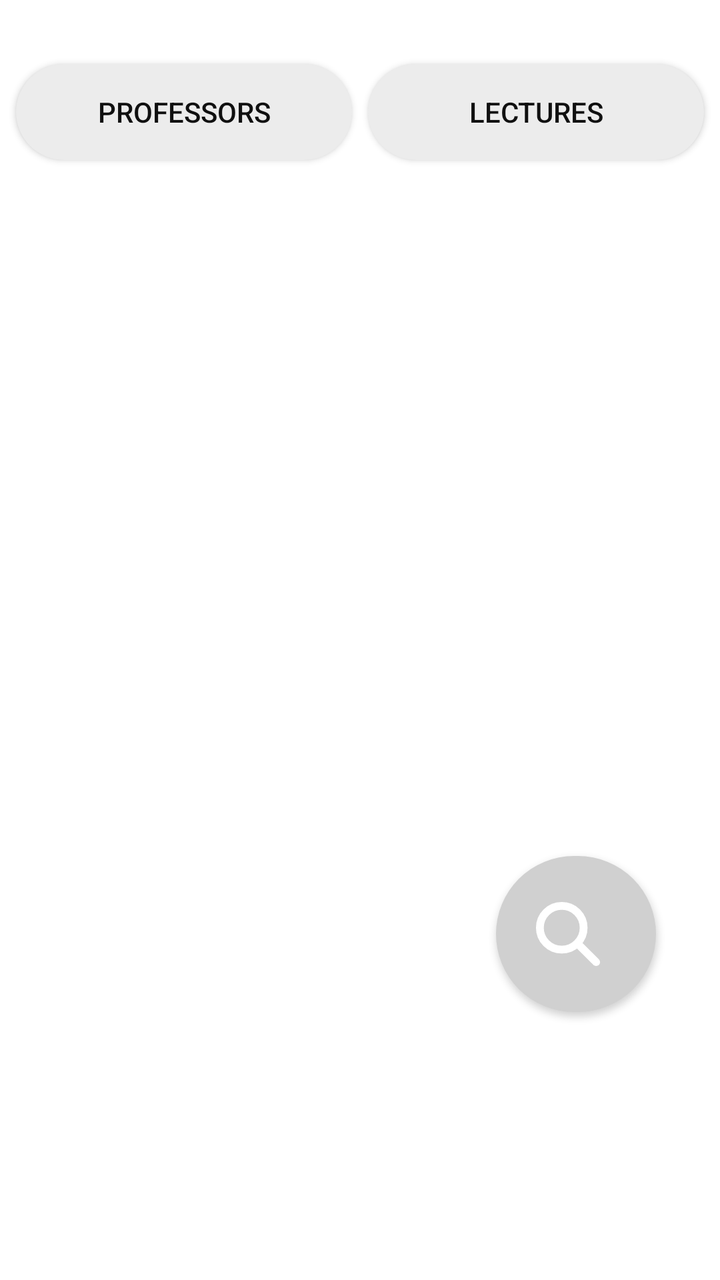
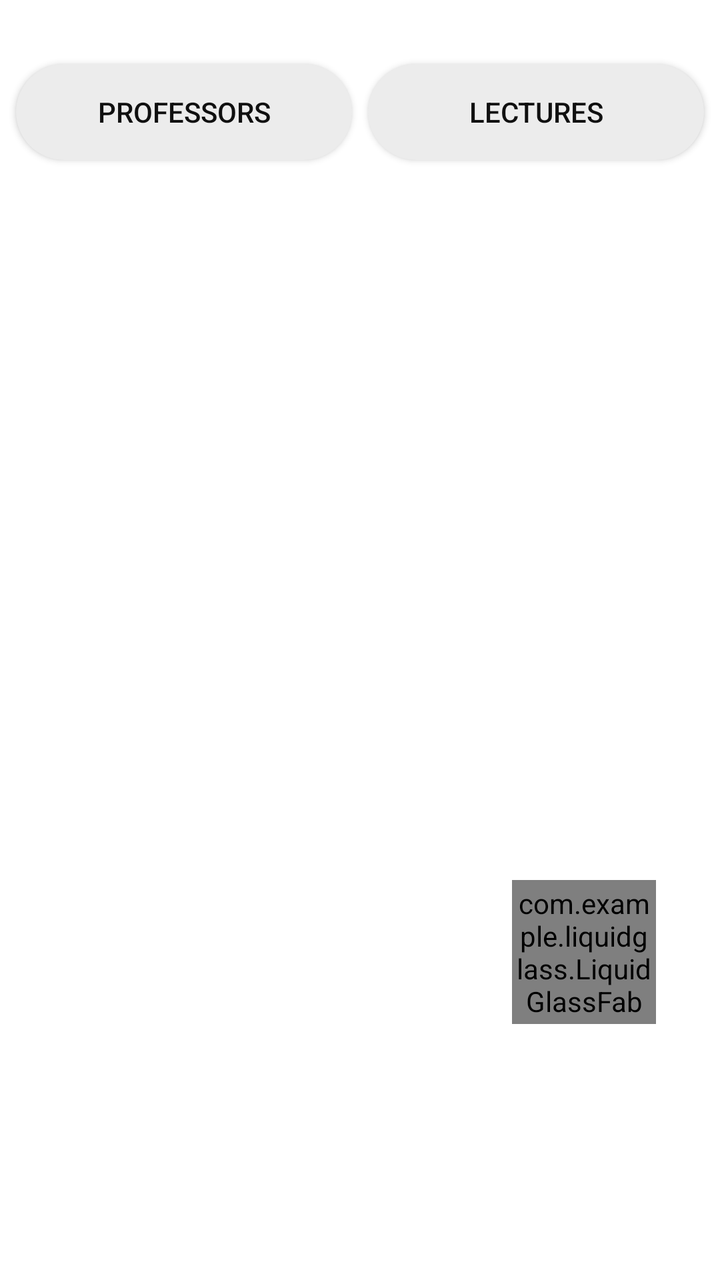

Screens rendered from an Android XML layout before and after an edit, with the pre-edit source and the edit as a unified diff.
<!-- AndroidManifest.xml: application theme Theme.MyApplication_Java -->
<!-- res/layout/fragment_search.xml -->
<?xml version="1.0" encoding="utf-8"?>
<androidx.constraintlayout.widget.ConstraintLayout
    xmlns:android="http://schemas.android.com/apk/res/android"
    xmlns:app="http://schemas.android.com/apk/res-auto"
    xmlns:tools="http://schemas.android.com/tools"
    android:id="@+id/searchRoot"
    android:layout_width="match_parent"
    android:layout_height="match_parent"
    android:background="@color/surface">

    <androidx.appcompat.widget.AppCompatButton
        android:id="@+id/profsButton"
        android:layout_width="0dp"
        android:layout_height="wrap_content"
        android:layout_marginStart="8dp"
        android:layout_marginTop="32dp"
        android:layout_marginEnd="4dp"
        android:background="@drawable/custom_tab_background"
        android:backgroundTint="@null"
        android:text="Professors"
        android:textColor="@color/custom_tab_text_color"
        app:backgroundTint="@null"
        app:cornerRadius="24dp"
        app:layout_constraintEnd_toStartOf="@id/lecturesButton"
        app:layout_constraintHorizontal_weight="1"
        app:layout_constraintStart_toStartOf="parent"
        app:layout_constraintTop_toTopOf="parent" />

    <androidx.appcompat.widget.AppCompatButton
        android:id="@+id/lecturesButton"
        android:layout_width="0dp"
        android:layout_height="wrap_content"
        android:layout_marginStart="4dp"
        android:layout_marginTop="32dp"
        android:layout_marginEnd="8dp"
        android:background="@drawable/custom_tab_background"
        android:backgroundTint="@null"
        android:text="Lectures"
        android:textColor="@color/custom_tab_text_color"
        app:backgroundTint="@null"
        app:cornerRadius="24dp"
        app:layout_constraintEnd_toEndOf="parent"
        app:layout_constraintHorizontal_weight="1"
        app:layout_constraintStart_toEndOf="@id/profsButton"
        app:layout_constraintTop_toTopOf="parent" />

    <androidx.viewpager2.widget.ViewPager2
        android:id="@+id/searchViewPager"
        android:layout_width="0dp"
        android:layout_height="0dp"
        app:layout_constraintTop_toBottomOf="@id/profsButton"
        app:layout_constraintBottom_toBottomOf="parent"
        app:layout_constraintStart_toStartOf="parent"
        app:layout_constraintEnd_toEndOf="parent" />

    <com.google.android.material.button.MaterialButton
        android:id="@+id/search_button"
        android:layout_width="80dp"
        android:layout_height="90dp"
        android:layout_marginEnd="32dp"
        android:layout_marginBottom="128dp"
        app:backgroundTint="@color/surface_container_high"
        app:cornerRadius="48dp"
        app:icon="@drawable/search_icon"
        app:iconGravity="textStart"
        app:iconSize="50dp"
        app:iconTint="@android:color/white"
        app:layout_constraintBottom_toBottomOf="parent"
        app:layout_constraintEnd_toEndOf="parent" />

    <LinearLayout
        android:id="@+id/searchBar"
        android:layout_width="0dp"
        android:layout_height="wrap_content"
        android:orientation="horizontal"
        android:paddingStart="16dp"
        android:paddingEnd="16dp"
        android:paddingTop="8dp"
        android:paddingBottom="8dp"
        android:background="@color/surface"
        android:visibility="gone"
        app:layout_constraintBottom_toBottomOf="parent"
        app:layout_constraintStart_toStartOf="parent"
        app:layout_constraintEnd_toEndOf="parent">

        <EditText
            android:id="@+id/searchInput"
            android:layout_width="0dp"
            android:layout_height="48dp"
            android:layout_weight="1"
            android:hint="Search"
            android:singleLine="true"
            android:textColor="@color/text_primary"
            android:textColorHint="@color/text_muted"
            android:backgroundTint="@color/surface_container_high" />

        <ImageButton
            android:id="@+id/clearSearchButton"
            android:layout_width="48dp"
            android:layout_height="48dp"
            android:background="@android:color/transparent"
            android:src="@android:drawable/ic_menu_close_clear_cancel"
            app:tint="@color/icon_tint" />

    </LinearLayout>

</androidx.constraintlayout.widget.ConstraintLayout>
<!-- resources referenced by this layout -->
<resources>
  <color name="icon_tint">#FF101010</color>
  <color name="surface">#FFFFFFFF</color>
  <color name="surface_container_high">#FFD0D0D0</color>
  <color name="text_muted">#FF5F5D5D</color>
  <color name="text_primary">#FF101010</color>
  <!-- drawable custom_tab_background (drawable) -->
  <?xml version="1.0" encoding="utf-8"?>
  <selector xmlns:android="http://schemas.android.com/apk/res/android">
  
      
      <item android:state_selected="true">
          <shape android:shape="rectangle">
              <solid android:color="@color/selected_tab_color" />
              <corners android:radius="24dp" />
          </shape>
      </item>
  
      
      <item>
          <shape android:shape="rectangle">
              <solid android:color="@color/unselected_tab_color" />
              <corners android:radius="24dp" />
          </shape>
      </item>
  
  </selector>
  <!-- drawable search_icon (drawable) -->
  <vector xmlns:android="http://schemas.android.com/apk/res/android"
      android:width="28dp"
      android:height="28dp"
      android:viewportWidth="64"
      android:viewportHeight="64">
    <path
        android:pathData="M28,28m-14,0a14,14 0,1 1,28 0a14,14 0,1 1,-28 0"
        android:strokeWidth="5"
        android:fillColor="#00000000"
        android:strokeColor="@color/icon_tint"/>
    <path
        android:pathData="M38,38L50,50"
        android:strokeWidth="5"
        android:fillColor="#00000000"
        android:strokeColor="@color/icon_tint"
        android:strokeLineCap="round"/>
  </vector>
  <style name="Theme.MyApplication_Java" parent="Theme.MaterialComponents.DayNight.NoActionBar">
          
          <item name="colorPrimary">@color/text_primary</item>
          <item name="colorPrimaryVariant">@color/text_primary</item>
          <item name="colorOnPrimary">@color/text_on_inverse</item>
          <item name="colorSecondary">@color/text_primary</item>
          <item name="colorSecondaryVariant">@color/text_primary</item>
          <item name="colorOnSecondary">@color/text_on_inverse</item>
  
          
          <item name="android:windowBackground">@color/surface</item>
          <item name="colorSurface">@color/surface_container</item>
          <item name="colorOnSurface">@color/text_primary</item>
          <item name="colorError">@color/danger</item>
          <item name="colorOnError">@color/text_on_inverse</item>
  
          <item name="android:textColorPrimary">@color/text_primary</item>
          <item name="android:textColorSecondary">@color/text_muted</item>
          <item name="android:textColorHint">@color/text_hint</item>
  
          
          <item name="android:statusBarColor">@android:color/transparent</item>
          <item name="android:navigationBarColor">@android:color/transparent</item>
      </style>
  <color name="selected_tab_color">#FFD9D9D9</color>
  <color name="unselected_tab_color">#FFECECEC</color>
  <color name="text_on_inverse">#FFFFFFFF</color>
  <color name="surface_container">#FFE8E8E8</color>
  <color name="danger">#FFB3261E</color>
  <color name="text_hint">#FF8A8A8A</color>
</resources>

<!-- the commit's change to res/layout/fragment_search.xml (unified diff, before → after) -->
@@ -53,18 +53,19 @@
         app:layout_constraintStart_toStartOf="parent"
         app:layout_constraintEnd_toEndOf="parent" />
 
-    <com.google.android.material.button.MaterialButton
+    <com.example.liquidglass.LiquidGlassFab
         android:id="@+id/search_button"
-        android:layout_width="80dp"
-        android:layout_height="90dp"
+        android:layout_width="72dp"
+        android:layout_height="72dp"
         android:layout_marginEnd="32dp"
         android:layout_marginBottom="128dp"
-        app:backgroundTint="@color/surface_container_high"
-        app:cornerRadius="48dp"
-        app:icon="@drawable/search_icon"
-        app:iconGravity="textStart"
-        app:iconSize="50dp"
-        app:iconTint="@android:color/white"
+        android:src="@drawable/search_icon"
+        app:cornerRadius="36dp"
+        app:glassMaterial="regular"
+        app:refractionHeight="32dp"
+        app:bevelWidth="10dp"
+        app:dispersionStrength="0.10"
+        app:adaptiveTint="true"
         app:layout_constraintBottom_toBottomOf="parent"
         app:layout_constraintEnd_toEndOf="parent" />
 
